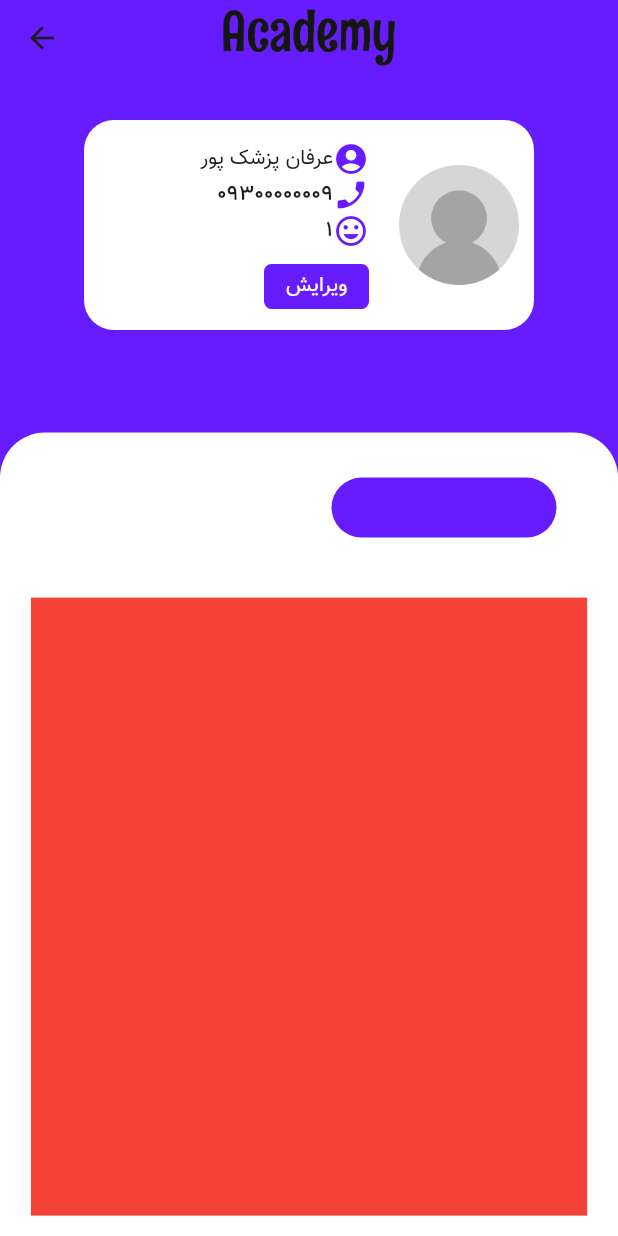
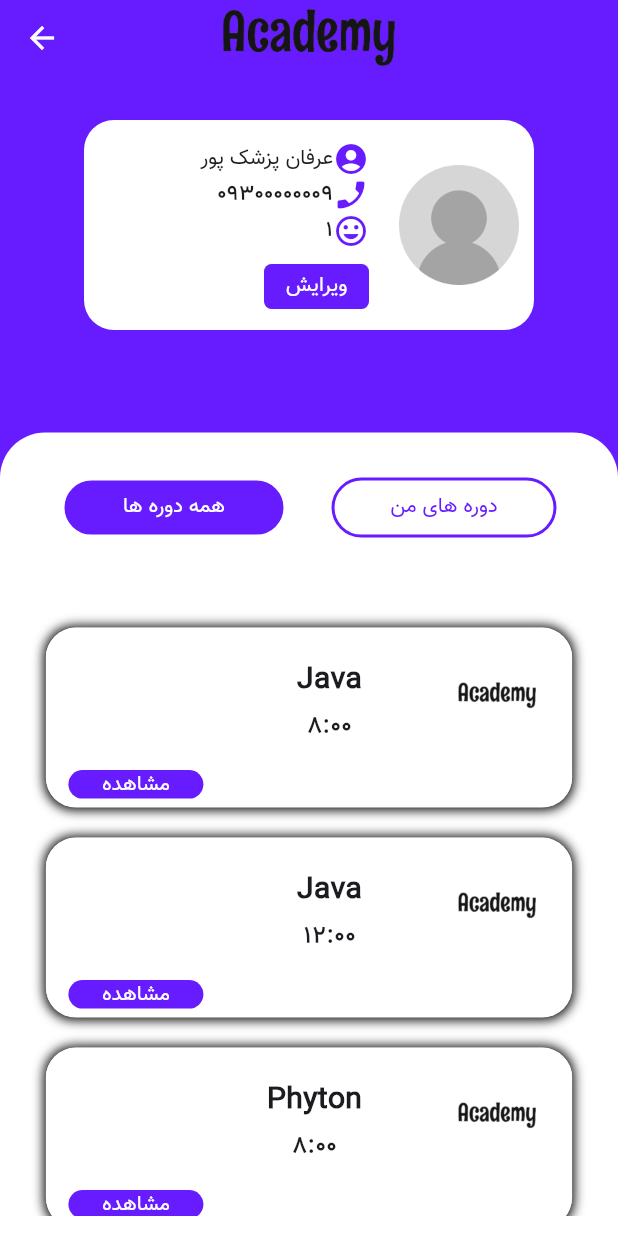
Before and after one commit to ErfAnDev24/ti, a Flutter app: the StudentScreen screen opened directly, on a phone screen of 412 x 824 dp. Run offline on Flutter 3.47's test engine with Material 3 defaults, Android fonts, the light colour scheme and no system bars; our stand-ins replace flutter_bloc, get_it; Roboto replaces fonts that are missing (Vazir).

Commit message:
first page

```diff
--- /dev/null
+++ b/devtools_options.yaml
@@ -0,0 +1 @@
+extensions:
--- a/lib/screens/Student/bloc/studentBloc.dart
+++ b/lib/screens/Student/bloc/studentBloc.dart
@@ -19,7 +19,7 @@ class StudentBloc extends Bloc<StudentEvent, StudentState> {
     on<FetchAllCourses>((event, emit) {
       emit(StudentLoadingState());
 
-      emit(StudentCourseResponse(data.getAllCourses()));
+      emit(StudentGetAllCourses(data.getAllCourses()));
     });
 
     on<FetchCourseDetails>((event, emit) {
--- a/lib/screens/Student/bloc/studentState.dart
+++ b/lib/screens/Student/bloc/studentState.dart
@@ -27,6 +27,10 @@ class StudentCourseResponse extends StudentState {
   StudentCourseResponse(courseList) : super(courseList: courseList);
 }
 
+class StudentGetAllCourses extends StudentState {
+  StudentGetAllCourses(courseList) : super(courseList: courseList);
+}
+
 class AllCourseResponse extends StudentState {
   AllCourseResponse({required super.courseList});
 }
--- a/lib/screens/Student/studentScreen.dart
+++ b/lib/screens/Student/studentScreen.dart
@@ -1,4 +1,5 @@
 import 'package:flutter/material.dart';
+import 'package:flutter/widgets.dart';
 import 'package:flutter_bloc/flutter_bloc.dart';
 import 'package:ti/DI/ServiceLocator.dart';
 import 'package:ti/constants/color_manager.dart';
@@ -29,6 +30,7 @@ class StudentScreen extends StatelessWidget {
         backgroundColor: ColorManager.purple,
         toolbarHeight: 50,
         centerTitle: true,
+        foregroundColor: Colors.white,
       ),
       body: BlocBuilder<StudentBloc, StudentState>(
         builder: (context, state) {
@@ -62,7 +64,6 @@ class StudentScreen extends StatelessWidget {
                     Container(
                       width: MediaQuery.of(context).size.width * 0.9,
                       height: MediaQuery.of(context).size.height * 0.5,
-                      color: Colors.red,
                       child: ListView.builder(
                         padding: const EdgeInsets.symmetric(horizontal: 10),
                         itemCount: state.courseList?.length ?? 0,
@@ -82,6 +83,7 @@ class StudentScreen extends StatelessWidget {
   }
 
   Row CourseTabs(BuildContext context, StudentState state) {
+    print('ErfAn check ${state.runtimeType}');
     return Row(
       mainAxisAlignment: MainAxisAlignment.center,
       children: [
@@ -93,10 +95,25 @@ class StudentScreen extends StatelessWidget {
             width: 150,
             height: 40,
             decoration: BoxDecoration(
-              color: (state is FetchStudentCourses)
+              color: (state is StudentGetAllCourses)
                   ? ColorManager.purple
                   : Colors.white,
               borderRadius: BorderRadius.circular(20),
+              border: Border.all(
+                  width: 2,
+                  color: (state is StudentGetAllCourses)
+                      ? Colors.white
+                      : ColorManager.purple),
+            ),
+            child: Center(
+              child: Text(
+                'همه دوره ها',
+                style: TextStyle(
+                    color: (state is StudentGetAllCourses)
+                        ? Colors.white
+                        : ColorManager.purple,
+                    fontFamily: 'Vazir'),
+              ),
             ),
           ),
         ),
@@ -113,10 +130,25 @@ class StudentScreen extends StatelessWidget {
             width: 150,
             height: 40,
             decoration: BoxDecoration(
-              color: (state is FetchAllCourses)
+              color: (state is StudentCourseResponse)
+                  ? ColorManager.purple
+                  : Colors.white,
+              borderRadius: BorderRadius.circular(20),
+              border: Border.all(
+                  width: 2,
+                  color: (state is StudentCourseResponse)
+                      ? Colors.white
+                      : ColorManager.purple),
+            ),
+            child: Center(
+              child: Text(
+                'دوره های من',
+                style: TextStyle(
+                    color: (state is StudentCourseResponse)
                         ? Colors.white
                         : ColorManager.purple,
-              borderRadius: BorderRadius.circular(20),
+                    fontFamily: 'Vazir'),
+              ),
             ),
           ),
         ),
@@ -237,15 +269,17 @@ class CourseCard extends StatelessWidget {
   @override
   Widget build(BuildContext context) {
     return Padding(
-      padding: EdgeInsets.only(top: 20),
+      padding: const EdgeInsets.only(top: 20),
       child: Container(
         width: 310,
         height: 120,
         decoration: BoxDecoration(
           borderRadius: BorderRadius.circular(20),
-            boxShadow: [
-              BoxShadow(blurRadius: 10, spreadRadius: 1, color: Colors.black)
-            ]),
+          color: Colors.white,
+          boxShadow: const [
+            BoxShadow(blurRadius: 6, spreadRadius: 1, color: Colors.black)
+          ],
+        ),
         child: ClipRRect(
           borderRadius: BorderRadius.circular(20),
           child: Column(
@@ -253,26 +287,44 @@ class CourseCard extends StatelessWidget {
               Expanded(
                 flex: 9,
                 child: Container(
-                  color: Colors.yellow,
+                  color: Colors.white,
                   child: Row(
                     mainAxisAlignment: MainAxisAlignment.end,
                     children: [
                       Padding(
-                          padding: EdgeInsets.symmetric(horizontal: 20),
+                        padding: const EdgeInsets.only(right: 40, top: 10),
                         child: Column(
                           mainAxisAlignment: MainAxisAlignment.center,
                           children: [
-                              Text(course.title),
-                              SizedBox(
+                            Text(
+                              course.title,
+                              style: const TextStyle(
+                                  fontSize: 20,
+                                  fontFamily: 'Vazir',
+                                  fontWeight: FontWeight.bold),
+                            ),
+                            const SizedBox(
                               height: 5,
                             ),
-                              Text(course.holdTime)
+                            Text(
+                              course.holdTime,
+                              style: const TextStyle(
+                                fontSize: 16,
+                                fontFamily: 'Mvazir',
+                              ),
+                            )
                           ],
-                          )),
-                      Container(
+                        ),
+                      ),
+                      const SizedBox(
                         width: 100,
                         height: 100,
-                        color: Colors.black,
+                        child: Center(
+                          child: Image(
+                            image: AssetImage('images/2.png'),
+                            fit: BoxFit.cover,
+                          ),
+                        ),
                       ),
                     ],
                   ),
@@ -280,15 +332,17 @@ class CourseCard extends StatelessWidget {
               ),
               Expanded(
                 flex: 3,
+                child: Center(
                   child: Container(
-                    color: Colors.green,
+                    margin: const EdgeInsets.only(bottom: 1),
+                    color: Colors.white,
                     child: Row(
                       children: [
-                        SizedBox(
+                        const SizedBox(
                           width: 10,
                         ),
                         Padding(
-                            padding: EdgeInsets.all(5),
+                          padding: const EdgeInsets.all(5),
                           child: GestureDetector(
                             onTap: () {
                               Navigator.of(context).push(
@@ -309,15 +363,25 @@ class CourseCard extends StatelessWidget {
                             },
                             child: Container(
                               width: 90,
-                                height: 40,
+                              height: 60,
                               decoration: BoxDecoration(
                                 borderRadius: BorderRadius.circular(10),
-                                  color: Colors.black,
+                                color: ColorManager.purple,
+                              ),
+                              child: const Center(
+                                child: Text(
+                                  'مشاهده',
+                                  style: TextStyle(
+                                      color: Colors.white, fontFamily: 'Vazir'),
                                 ),
                               ),
-                            ))
+                            ),
+                          ),
+                        ),
                       ],
-                    )),
+                    ),
+                  ),
+                ),
               ),
             ],
           ),
```
Also changed, not shown: lib/screens/Student/bloc/studentEvent.dart (+10 -0 lines), lib/screens/Student/course_details.dart (+51 -14 lines), lib/screens/home_screen.dart (+6 -1 lines), pubspec.lock. Lines whose indentation alone changed are shown as unchanged.
